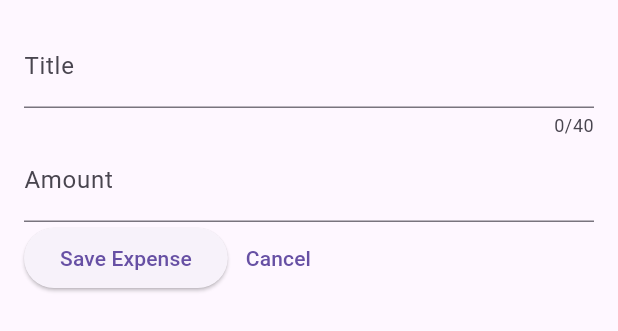
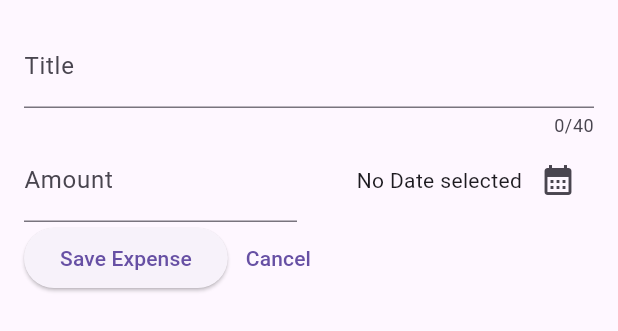
Before and after one commit to HassanKhan123/expense-tracker, a Flutter app: the NewExpense widget shown alone on an empty page, opened directly, on a phone screen of 412 x 824 dp. Shown: the top 331 px of the screen. Run offline on Flutter 3.47's test engine with Material 2 defaults, Android fonts, the phone set to English and light mode, and no system bars.

Commit message:
added: date picker

```diff
--- a/lib/widgets/new_expense.dart
+++ b/lib/widgets/new_expense.dart
@@ -1,4 +1,7 @@
 import 'package:flutter/material.dart';
+import 'package:intl/intl.dart';
+
+final formatter = DateFormat.yMd();
 
 class NewExpense extends StatefulWidget {
   const NewExpense({super.key});
@@ -12,6 +15,22 @@ class NewExpense extends StatefulWidget {
 class _NewExpenseState extends State<NewExpense> {
   final _titleController = TextEditingController();
   final _amountController = TextEditingController();
+  DateTime? _selectedDate;
+
+  void _presentDatePicker() async {
+    final now = DateTime.now();
+    final firstDate = DateTime(now.year - 50, now.month, now.day);
+
+    final pickedDate = await showDatePicker(
+        context: context,
+        initialDate: now,
+        firstDate: firstDate,
+        lastDate: now);
+
+    setState(() {
+      _selectedDate = pickedDate;
+    });
+  }
 
   @override
   void dispose() {
@@ -34,11 +53,32 @@ class _NewExpenseState extends State<NewExpense> {
               label: Text('Title'),
             ),
           ),
-          TextField(
-            controller: _amountController,
-            keyboardType: TextInputType.number,
-            decoration:
-                const InputDecoration(label: Text('Amount'), prefixText: '\$ '),
+          Row(
+            children: [
+              Expanded(
+                  child: TextField(
+                controller: _amountController,
+                keyboardType: TextInputType.number,
+                decoration: const InputDecoration(
+                    label: Text('Amount'), prefixText: '\$ '),
+              )),
+              const SizedBox(
+                width: 16,
+              ),
+              Expanded(
+                  child: Row(
+                mainAxisAlignment: MainAxisAlignment.end,
+                crossAxisAlignment: CrossAxisAlignment.center,
+                children: [
+                  Text(_selectedDate == null
+                      ? 'No Date selected'
+                      : formatter.format(_selectedDate!)),
+                  IconButton(
+                      onPressed: _presentDatePicker,
+                      icon: const Icon(Icons.calendar_month))
+                ],
+              ))
+            ],
           ),
           Row(
             children: [
```
